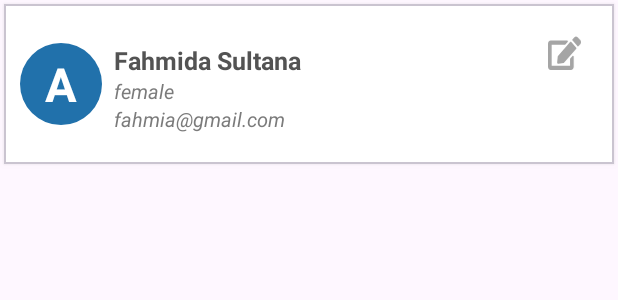
After one commit to Jumaer/ServiceProvider, an Android app: the layout layout_provider_list_item.xml on its own in the app's theme, with its tools: preview values and no code run, on a phone screen of 412 x 824 dp. The commit adds this screen. Shown: the top 300 px of the screen. Run offline under Robolectric (Android 15) with nearby library versions, the phone set to English and light mode, and no system bars.

Commit message:
added list design

```diff
--- /dev/null
+++ b/app/src/main/res/drawable/ic_circle_text.xml
@@ -0,0 +1,6 @@
+<?xml version="1.0" encoding="utf-8"?>
+<shape
+    xmlns:android="http://schemas.android.com/apk/res/android"
+    android:shape="oval">
+    <solid android:color="@color/sky_blue"/>
+</shape>
--- /dev/null
+++ b/app/src/main/res/layout/layout_provider_list_item.xml
@@ -0,0 +1,95 @@
+<?xml version="1.0" encoding="utf-8"?>
+<com.google.android.material.card.MaterialCardView xmlns:android="http://schemas.android.com/apk/res/android"
+    xmlns:tools="http://schemas.android.com/tools"
+    android:layout_width="match_parent"
+    xmlns:app="http://schemas.android.com/apk/res-auto"
+    app:cardCornerRadius="0dp"
+    android:layout_margin="@dimen/_2sdp"
+    android:outlineSpotShadowColor="@color/opp_10_black"
+    app:cardBackgroundColor="@color/white"
+    app:cardElevation="@dimen/_3sdp"
+    android:layout_height="@dimen/_82sdp"
+    tools:targetApi="p">
+
+
+    <androidx.constraintlayout.widget.ConstraintLayout
+        android:layout_width="match_parent"
+        android:padding="@dimen/_8sdp"
+        android:layout_height="match_parent">
+
+        <TextView
+            android:id="@+id/txt_first_letter"
+            android:layout_width="@dimen/_42sdp"
+            android:layout_height="@dimen/_42sdp"
+            android:background="@drawable/ic_circle_text"
+            android:gravity="center"
+            android:maxLength="1"
+            android:text="@string/test_a"
+            android:textAllCaps="true"
+            android:textColor="@color/white"
+            android:textSize="@dimen/_24ssp"
+            app:layout_constraintHorizontal_bias="0"
+            android:textStyle="bold"
+            app:layout_constraintBottom_toBottomOf="parent"
+            app:layout_constraintEnd_toEndOf="parent"
+            app:layout_constraintStart_toStartOf="parent"
+            app:layout_constraintTop_toTopOf="parent" />
+
+
+        <ImageView
+            android:id="@+id/img_edit"
+            android:layout_width="@dimen/_18sdp"
+            android:layout_height="@dimen/_18sdp"
+            android:layout_margin="@dimen/_8sdp"
+            android:src="@drawable/ic_edit_icon"
+            app:layout_constraintHorizontal_bias="1"
+            app:layout_constraintEnd_toEndOf="parent"
+            app:layout_constraintStart_toStartOf="parent"
+            app:layout_constraintTop_toTopOf="parent" />
+
+        <TextView
+            android:id="@+id/txt_name"
+            android:layout_width="0dp"
+            android:layout_height="wrap_content"
+            android:text="Fahmida Sultana"
+            android:layout_marginStart="@dimen/_6sdp"
+            android:layout_marginEnd="@dimen/_6sdp"
+            android:textAllCaps="false"
+            android:textColor="@color/main_txt_color"
+            android:textSize="@dimen/_13ssp"
+            android:textStyle="bold"
+            app:layout_constraintEnd_toStartOf="@id/img_edit"
+            app:layout_constraintStart_toEndOf="@+id/txt_first_letter"
+            app:layout_constraintTop_toTopOf="@+id/txt_first_letter" />
+        <TextView
+            android:layout_width="0dp"
+            android:id="@+id/txt_gender"
+            android:textColor="@color/support_txt_color"
+            android:textStyle="italic"
+            android:textSize="@dimen/_10ssp"
+            android:textAllCaps="false"
+            android:text="female"
+            android:layout_height="wrap_content"
+            app:layout_constraintEnd_toEndOf="@+id/txt_name"
+            app:layout_constraintStart_toStartOf="@+id/txt_name"
+            app:layout_constraintTop_toBottomOf="@+id/txt_name" />
+
+        <TextView
+            android:layout_width="0dp"
+            android:id="@+id/txt_email"
+            android:textSize="@dimen/_10ssp"
+            android:textColor="@color/support_txt_color"
+            android:textStyle="italic"
+            android:textAllCaps="false"
+            android:text="fahmia@gmail.com"
+            android:layout_height="wrap_content"
+            app:layout_constraintEnd_toEndOf="@+id/txt_gender"
+            app:layout_constraintStart_toStartOf="@+id/txt_gender"
+            app:layout_constraintTop_toBottomOf="@+id/txt_gender" />
+
+
+    </androidx.constraintlayout.widget.ConstraintLayout>
+
+
+
+</com.google.android.material.card.MaterialCardView>
--- a/app/src/main/res/values/colors.xml
+++ b/app/src/main/res/values/colors.xml
@@ -1,7 +1,8 @@
 <?xml version="1.0" encoding="utf-8"?>
 <resources>
-    <color name="black">#FF000000</color>
-    <color name="white">#FFFFFFFF</color>
+    <color name="black">#000000</color>
+    <color name="white">#FFFFFF</color>
+    <color name="opp_10_black">#1A000000</color>
     <color name="theme_color">#18988B</color>
     <color name="main_txt_color">#535353</color>
     <color name="support_txt_color">#7B7B7B</color>
--- a/app/src/main/res/values/strings.xml
+++ b/app/src/main/res/values/strings.xml
@@ -2,4 +2,5 @@
     <string name="app_name">BhaiBhaiClinic</string>
     <!-- TODO: Remove or change this placeholder text -->
     <string name="hello_blank_fragment">Hello blank fragment</string>
+    <string name="test_a">A</string>
 </resources>
```
Also changed, not shown: app/src/main/res/layout/fragment_active_provider.xml (+24 -7 lines), app/src/main/res/layout/fragment_in_active_provider.xml (+21 -7 lines).
